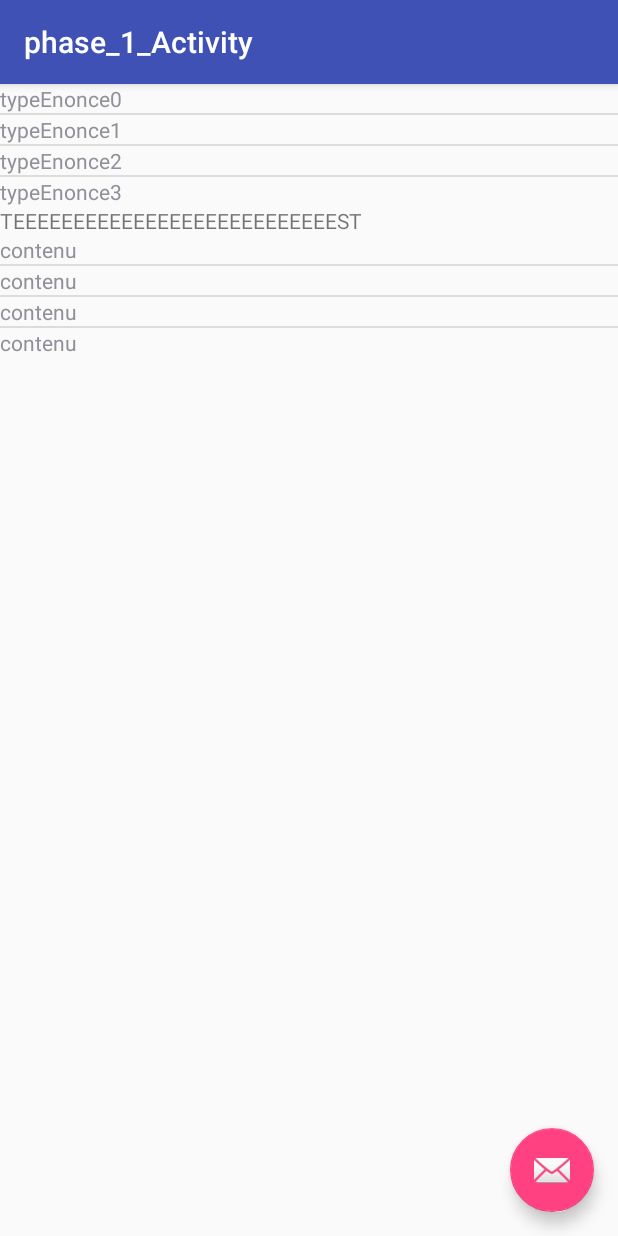
After one commit to Piib/Syntheses, an Android app: the Phase_1_Activity screen opened directly, with no data from a screen before it, on a phone screen of 412 x 824 dp. The commit adds this screen. Run offline under Robolectric (Android 15) with nearby library versions, the phone set to English and light mode, and no system bars.

Commit message:
26/12/2017 - phase1 70%

```diff
--- /dev/null
+++ b/SynthesesApp/app/src/main/java/com/android/group/synthesesapp/Activity/Phase_1_Activity.java
@@ -0,0 +1,248 @@
+package com.android.group.synthesesapp.Activity;
+
+import android.Manifest;
+import android.content.DialogInterface;
+import android.content.Intent;
+import android.graphics.Bitmap;
+import android.media.MediaPlayer;
+import android.media.MediaRecorder;
+import android.net.Uri;
+import android.os.Bundle;
+import android.os.Environment;
+import android.provider.MediaStore;
+import android.support.design.widget.FloatingActionButton;
+import android.support.v4.content.FileProvider;
+import android.support.v7.app.AlertDialog;
+import android.support.v7.app.AppCompatActivity;
+import android.support.v7.widget.Toolbar;
+import android.util.Log;
+import android.view.View;
+import android.widget.Button;
+import android.widget.ImageView;
+import android.widget.LinearLayout;
+import android.widget.ListView;
+
+import com.android.group.synthesesapp.Adapater.EnonceAdapter;
+import com.android.group.synthesesapp.Adapater.ReformuleAdapter;
+import com.android.group.synthesesapp.Modele.Entry;
+import com.android.group.synthesesapp.R;
+
+import java.io.File;
+import java.io.IOException;
+import java.text.SimpleDateFormat;
+import java.util.ArrayList;
+import java.util.Date;
+
+public class Phase_1_Activity extends AppCompatActivity {
+
+    private ImageView mImageView;
+    private String mCurrentPhotoPath;
+
+    @Override
+    protected void onCreate(Bundle savedInstanceState) {
+        super.onCreate(savedInstanceState);
+        setContentView(R.layout.activity_phase_1_);
+        Toolbar toolbar = (Toolbar) findViewById(R.id.toolbar);
+        setSupportActionBar(toolbar);
+
+        requestPermissions(new String[]{
+                        Manifest.permission.RECORD_AUDIO,
+                        Manifest.permission.WRITE_EXTERNAL_STORAGE}, 0);
+
+
+        //Initialisation listeEnoncé
+        ArrayList<Entry> enconceList = new ArrayList<>();
+
+        enconceList.add(new Entry(0, "typeEnonce0", "conetenu"));
+        enconceList.add(new Entry(1, "typeEnonce1", "conetenu"));
+        enconceList.add(new Entry(2, "typeEnonce2", "conetenu"));
+        enconceList.add(new Entry(3, "typeEnonce3", "conetenu"));
+
+        ListView listEnonce = (ListView) findViewById(R.id.listEnonce);
+        EnonceAdapter enonceAdapter = new EnonceAdapter(getBaseContext(), 0, enconceList);
+        listEnonce.setAdapter(enonceAdapter);
+
+        //Initialisation listReformulé
+        final ArrayList<Entry> reformuleList = new ArrayList<>();
+
+        reformuleList.add(new Entry(4, "typeReformule0", "contenu"));
+        reformuleList.add(new Entry(5, "typeReformule1", "contenu"));
+        reformuleList.add(new Entry(6, "typeReformule2", "contenu"));
+        reformuleList.add(new Entry(7, "typeReformule3", "contenu"));
+
+        final ListView listReformule = (ListView) findViewById(R.id.listReformule);
+        final ReformuleAdapter reformuleAdapter = new ReformuleAdapter(getBaseContext(), 0, reformuleList);
+        listReformule.setAdapter(reformuleAdapter);
+
+        final String[] choixAjout = new String[3];
+        choixAjout[0]="Text";
+        choixAjout[1]="Son";
+        choixAjout[2]="Image";
+
+
+
+        FloatingActionButton fab = (FloatingActionButton) findViewById(R.id.fab);
+        fab.setOnClickListener(new View.OnClickListener() {
+            @Override
+            public void onClick(View view) {
+                final int[] choix = {-1};
+                AlertDialog.Builder builder = new AlertDialog.Builder(Phase_1_Activity.this);
+                builder.setTitle("Ajouter +");
+//                builder.setMessage("ok");
+                builder.setSingleChoiceItems(choixAjout, -1, new DialogInterface.OnClickListener() {
+                    @Override
+                    public void onClick(DialogInterface dialog, int which) {
+                        choix[0] =which;
+                    }
+                });
+                builder.setPositiveButton("Ok", new DialogInterface.OnClickListener() {
+                    @Override
+                    public void onClick(DialogInterface dialog, int which) {
+                        if(choix[0]==1) {
+                            Entry newEntry = newAudio(reformuleAdapter);
+                            reformuleList.add(newEntry);
+                        }
+                        if(choix[0]==2) {
+                            Entry newEntry = newImage(reformuleAdapter);
+                            reformuleList.add(newEntry);
+                        }
+                    }
+                });
+                builder.show();
+            }
+        });
+    }
+
+//    @Override
+//    protected void onActivityResult(int requestCode, int resultCode, Intent data) {
+//        Log.e("dataError", data.toString());
+//        if (requestCode == 1 && resultCode == RESULT_OK) {
+//            Bundle extras = data.getExtras();
+//            Bitmap imageBitmap = (Bitmap) extras.get("data");
+//            mImageView.setImageBitmap(imageBitmap);
+//        }
+//    }
+
+    private Entry newAudio(final ReformuleAdapter reformuleAdapter) {
+        final Entry newSong = new Entry(0, "son", null);
+        //////////////////////////////////////////////////////////////////
+        final MediaRecorder mMediaRecorder = new MediaRecorder();
+        final String soundFilePath=getFilePath();
+        try {
+            mMediaRecorder.setAudioSource(MediaRecorder.AudioSource.MIC);
+            mMediaRecorder.setOutputFormat(MediaRecorder.OutputFormat.MPEG_4);
+            mMediaRecorder.setAudioEncoder(MediaRecorder.AudioEncoder.AAC);
+
+            mMediaRecorder.setOutputFile(soundFilePath);
+
+            mMediaRecorder.prepare();
+        } catch (IOException e) {
+            e.printStackTrace();
+        }
+        final AlertDialog.Builder builder = new AlertDialog.Builder(Phase_1_Activity.this);
+        final AlertDialog d = builder.create();
+        d.setTitle("SON");
+        final LinearLayout content = new LinearLayout(Phase_1_Activity.this);
+        final Button bStart = new Button(Phase_1_Activity.this);
+        final Button bStop = new Button(Phase_1_Activity.this);
+        bStop.setText("stop");
+        bStop.setOnClickListener(new View.OnClickListener() {
+            @Override
+            public void onClick(View v) {
+                content.removeView(bStop);
+                mMediaRecorder.stop();
+                mMediaRecorder.release();
+                MediaPlayer mPlayer = new MediaPlayer();
+                try {
+                    mPlayer.setDataSource(soundFilePath);
+                    mPlayer.prepare();
+                    mPlayer.start();
+                    d.dismiss();
+                    reformuleAdapter.notifyDataSetChanged();
+                    newSong.setsContenu(soundFilePath);
+                } catch (IOException e) {
+                    Log.e("testAudio", "prepare() failed");
+                }
+            }
+        });
+        bStart.setText("start");
+        bStart.setOnClickListener(new View.OnClickListener() {
+            @Override
+            public void onClick(View v) {
+                mMediaRecorder.start();
+                content.removeView(bStart);
+                content.addView(bStop);
+            }
+        });
+        content.addView(bStart);
+        d.setView(content);
+        d.show();
+
+
+
+        //////////////////////////////////////////////////////////////////
+        return newSong;
+    }
+
+    private Entry newImage(final ReformuleAdapter reformuleAdapter){
+        Intent takePictureIntent = new Intent(MediaStore.ACTION_IMAGE_CAPTURE);
+        // Ensure that there's a camera activity to handle the intent
+        File photoFile = null;
+        if (takePictureIntent.resolveActivity(getPackageManager()) != null) {
+            // Create the File where the photo should go
+
+            try {
+                photoFile = createImageFile();
+            } catch (IOException ex) {
+                // Error occurred while creating the File
+                Log.e("errorGeo", "error la");
+            }
+            // Continue only if the File was successfully created
+            if (photoFile != null) {
+                Log.e("teste", String.valueOf(photoFile));
+                Log.e("filepathgeo", getExternalFilesDir(Environment.DIRECTORY_PICTURES).getPath());
+                Uri photoURI = FileProvider.getUriForFile(Phase_1_Activity.this,
+                        "com.example.android.fileprovider",
+                        photoFile);
+                takePictureIntent.putExtra(MediaStore.EXTRA_OUTPUT, photoURI);
+                startActivityForResult(takePictureIntent, 1);
+            }
+        }
+        Entry newImage = new Entry(0, "image", String.valueOf(photoFile));
+        return newImage;
+    }
+
+    private File createImageFile() throws IOException {
+        // Create an image file name
+        String timeStamp = String.valueOf(new Date().getTime());
+        String imageFileName = "JPEG_" + timeStamp + "_";
+        File storageDir = getExternalFilesDir(Environment.DIRECTORY_PICTURES);
+        File image = File.createTempFile(
+                imageFileName,  /* prefix */
+                ".jpg",         /* suffix */
+                storageDir      /* directory */
+        );
+
+        // Save a file: path for use with ACTION_VIEW intents
+        mCurrentPhotoPath = image.getAbsolutePath();
+        Log.e("photofile", mCurrentPhotoPath);
+        return image;
+    }
+
+
+
+
+
+    private String getFilePath() {
+
+        String filepath = Environment.getExternalStorageDirectory().getPath();
+        File file = new File(filepath, "Synthese");
+
+        if (!file.exists())
+            file.mkdirs();
+        String d=String.valueOf(new Date().getTime());
+        file = new File(filepath, "Synthese/SoundRecorded_"+d);
+        return (file.getAbsolutePath() + ".mp4");
+    }
+
+}
--- /dev/null
+++ b/SynthesesApp/app/src/main/java/com/android/group/synthesesapp/Adapater/EnonceAdapter.java
@@ -0,0 +1,47 @@
+package com.android.group.synthesesapp.Adapater;
+
+import android.content.Context;
+import android.support.annotation.NonNull;
+import android.view.LayoutInflater;
+import android.view.View;
+import android.view.ViewGroup;
+import android.widget.ArrayAdapter;
+import android.widget.ImageView;
+import android.widget.ListView;
+import android.widget.TextView;
+
+import com.android.group.synthesesapp.Modele.Entry;
+import com.android.group.synthesesapp.R;
+
+import java.util.ArrayList;
+import java.util.List;
+
+/**
+ * Created by geoffrey on 26/12/17.
+ */
+
+public class EnonceAdapter extends ArrayAdapter<Entry> {
+
+
+
+    public EnonceAdapter(@NonNull Context context, int resource, @NonNull ArrayList<Entry> objects) {
+        super(context, resource, objects);
+    }
+
+    @Override
+    public View getView(int position, View convertView, ViewGroup parent) {
+
+        if (convertView == null){
+            final LayoutInflater layoutInflater = LayoutInflater.from(getContext());
+            convertView = layoutInflater.inflate(R.layout.enconce_adapter, null);
+        }
+
+        final Entry e = getItem(position);
+
+        final TextView text = convertView.findViewById(R.id.enconceText);
+        text.setText(e.getsType());
+
+
+        return convertView;
+    }
+}
--- /dev/null
+++ b/SynthesesApp/app/src/main/java/com/android/group/synthesesapp/Adapater/ReformuleAdapter.java
@@ -0,0 +1,41 @@
+package com.android.group.synthesesapp.Adapater;
+
+import android.content.Context;
+import android.support.annotation.NonNull;
+import android.view.LayoutInflater;
+import android.view.View;
+import android.view.ViewGroup;
+import android.widget.ArrayAdapter;
+import android.widget.TextView;
+
+import com.android.group.synthesesapp.Modele.Entry;
+import com.android.group.synthesesapp.R;
+
+import java.util.ArrayList;
+
+/**
+ * Created by geoffrey on 26/12/17.
+ */
+
+public class ReformuleAdapter extends ArrayAdapter<Entry> {
+    public ReformuleAdapter(@NonNull Context context, int resource, @NonNull ArrayList<Entry> objects) {
+        super(context, resource, objects);
+    }
+
+    @Override
+    public View getView(int position, View convertView, ViewGroup parent) {
+
+        if (convertView == null){
+            final LayoutInflater layoutInflater = LayoutInflater.from(getContext());
+            convertView = layoutInflater.inflate(R.layout.reformule_adapter, null);
+        }
+
+        final Entry e = getItem(position);
+
+        final TextView text = convertView.findViewById(R.id.reformuleText);
+        text.setText(e.getsContenu());
+
+
+        return convertView;
+    }
+}
--- /dev/null
+++ b/SynthesesApp/app/src/main/java/com/android/group/synthesesapp/Modele/Entry.java
@@ -0,0 +1,50 @@
+package com.android.group.synthesesapp.Modele;
+
+/**
+ * Created by geoffrey on 26/12/17.
+ */
+
+public class Entry {
+    private int iId;
+    private String sType;
+    private String sContenu;
+
+    public Entry(int iId, String sType, String sContenu) {
+        this.iId = iId;
+        this.sType = sType;
+        this.sContenu = sContenu;
+    }
+
+    public int getiId() {
+        return iId;
+    }
+
+    public void setiId(int iId) {
+        this.iId = iId;
+    }
+
+    public String getsType() {
+        return sType;
+    }
+
+    public void setsType(String sType) {
+        this.sType = sType;
+    }
+
+    public String getsContenu() {
+        return sContenu;
+    }
+
+    public void setsContenu(String sContenu) {
+        this.sContenu = sContenu;
+    }
+
+    @Override
+    public String toString() {
+        return "Entry{" +
+                "iId=" + iId +
+                ", sType='" + sType + '\'' +
+                ", sContenu='" + sContenu + '\'' +
+                '}';
+    }
+}
--- /dev/null
+++ b/SynthesesApp/app/src/main/res/layout/activity_phase_1_.xml
@@ -0,0 +1,33 @@
+<?xml version="1.0" encoding="utf-8"?>
+<android.support.design.widget.CoordinatorLayout xmlns:android="http://schemas.android.com/apk/res/android"
+    xmlns:app="http://schemas.android.com/apk/res-auto"
+    xmlns:tools="http://schemas.android.com/tools"
+    android:layout_width="match_parent"
+    android:layout_height="match_parent"
+    tools:context="com.android.group.synthesesapp.Activity.Phase_1_Activity">
+
+    <android.support.design.widget.AppBarLayout
+        android:layout_width="match_parent"
+        android:layout_height="wrap_content"
+        android:theme="@style/AppTheme.AppBarOverlay">
+
+        <android.support.v7.widget.Toolbar
+            android:id="@+id/toolbar"
+            android:layout_width="match_parent"
+            android:layout_height="?attr/actionBarSize"
+            android:background="?attr/colorPrimary"
+            app:popupTheme="@style/AppTheme.PopupOverlay" />
+
+    </android.support.design.widget.AppBarLayout>
+
+    <include layout="@layout/content_phase_1_" />
+
+    <android.support.design.widget.FloatingActionButton
+        android:id="@+id/fab"
+        android:layout_width="wrap_content"
+        android:layout_height="wrap_content"
+        android:layout_gravity="bottom|end"
+        android:layout_margin="@dimen/fab_margin"
+        app:srcCompat="@android:drawable/ic_dialog_email" />
+
+</android.support.design.widget.CoordinatorLayout>
--- /dev/null
+++ b/SynthesesApp/app/src/main/res/layout/content_phase_1_.xml
@@ -0,0 +1,35 @@
+<?xml version="1.0" encoding="utf-8"?>
+<android.support.constraint.ConstraintLayout xmlns:android="http://schemas.android.com/apk/res/android"
+    xmlns:app="http://schemas.android.com/apk/res-auto"
+    xmlns:tools="http://schemas.android.com/tools"
+    android:layout_width="match_parent"
+    android:layout_height="match_parent"
+    app:layout_behavior="@string/appbar_scrolling_view_behavior"
+    tools:context="com.android.group.synthesesapp.Activity.Phase_1_Activity"
+    tools:showIn="@layout/activity_phase_1_">
+
+    <LinearLayout
+        android:layout_width="match_parent"
+        android:layout_height="match_parent"
+        android:orientation="vertical">
+
+
+        <ListView
+            android:layout_width="match_parent"
+            android:layout_height="wrap_content"
+            android:id="@+id/listEnonce">
+
+        </ListView>
+
+        <TextView
+            android:id="@+id/textView2"
+            android:layout_width="match_parent"
+            android:layout_height="wrap_content"
+            android:text="TEEEEEEEEEEEEEEEEEEEEEEEEEEEST" />
+
+        <ListView
+            android:layout_width="match_parent"
+            android:layout_height="wrap_content"
+            android:id="@+id/listReformule"/>
+    </LinearLayout>
+</android.support.constraint.ConstraintLayout>
--- /dev/null
+++ b/SynthesesApp/app/src/main/res/layout/enconce_adapter.xml
@@ -0,0 +1,15 @@
+<?xml version="1.0" encoding="utf-8"?>
+<android.support.constraint.ConstraintLayout
+    xmlns:android="http://schemas.android.com/apk/res/android"
+    xmlns:tools="http://schemas.android.com/tools"
+    android:layout_width="match_parent"
+    android:layout_height="match_parent">
+
+    <TextView
+        android:id="@+id/enconceText"
+        android:layout_width="wrap_content"
+        android:layout_height="wrap_content"
+        android:text="TextView"
+        tools:layout_editor_absoluteX="163dp"
+        tools:layout_editor_absoluteY="246dp" />
+</android.support.constraint.ConstraintLayout>
--- /dev/null
+++ b/SynthesesApp/app/src/main/res/layout/reformule_adapter.xml
@@ -0,0 +1,16 @@
+<?xml version="1.0" encoding="utf-8"?>
+<android.support.constraint.ConstraintLayout
+    xmlns:android="http://schemas.android.com/apk/res/android"
+    xmlns:tools="http://schemas.android.com/tools"
+    android:layout_width="match_parent"
+    android:layout_height="match_parent">
+
+    <TextView
+        android:id="@+id/reformuleText"
+        android:layout_width="wrap_content"
+        android:layout_height="wrap_content"
+        android:text="TextView"
+        tools:layout_editor_absoluteX="163dp"
+        tools:layout_editor_absoluteY="246dp"
+        tools:ignore="MissingConstraints" />
+</android.support.constraint.ConstraintLayout>
--- a/SynthesesApp/app/src/main/res/values/strings.xml
+++ b/SynthesesApp/app/src/main/res/values/strings.xml
@@ -14,4 +14,5 @@
         completions."
     </string>
     <string name="title_activity_connexion">ConnexionActivity</string>
+    <string name="title_activity_phase_1_">phase_1_Activity</string>
 </resources>
--- /dev/null
+++ b/SynthesesApp/app/src/main/res/xml/file_paths.xml
@@ -0,0 +1,4 @@
+<?xml version="1.0" encoding="utf-8"?>
+<paths xmlns:android="http://schemas.android.com/apk/res/android">
+    <external-path name="my_images"  path="Android/data/com.android.group.synthesesapp/files/Pictures" />
+</paths>
```
Also changed, not shown: SynthesesApp/app/src/main/AndroidManifest.xml (+22 -1 lines), SynthesesApp/app/src/main/java/com/android/group/synthesesapp/Activity/ConnexionActivity.java (+6 -1 lines), SynthesesApp/app/src/main/java/com/android/group/synthesesapp/Modele/User.java (+39 -1 lines).
